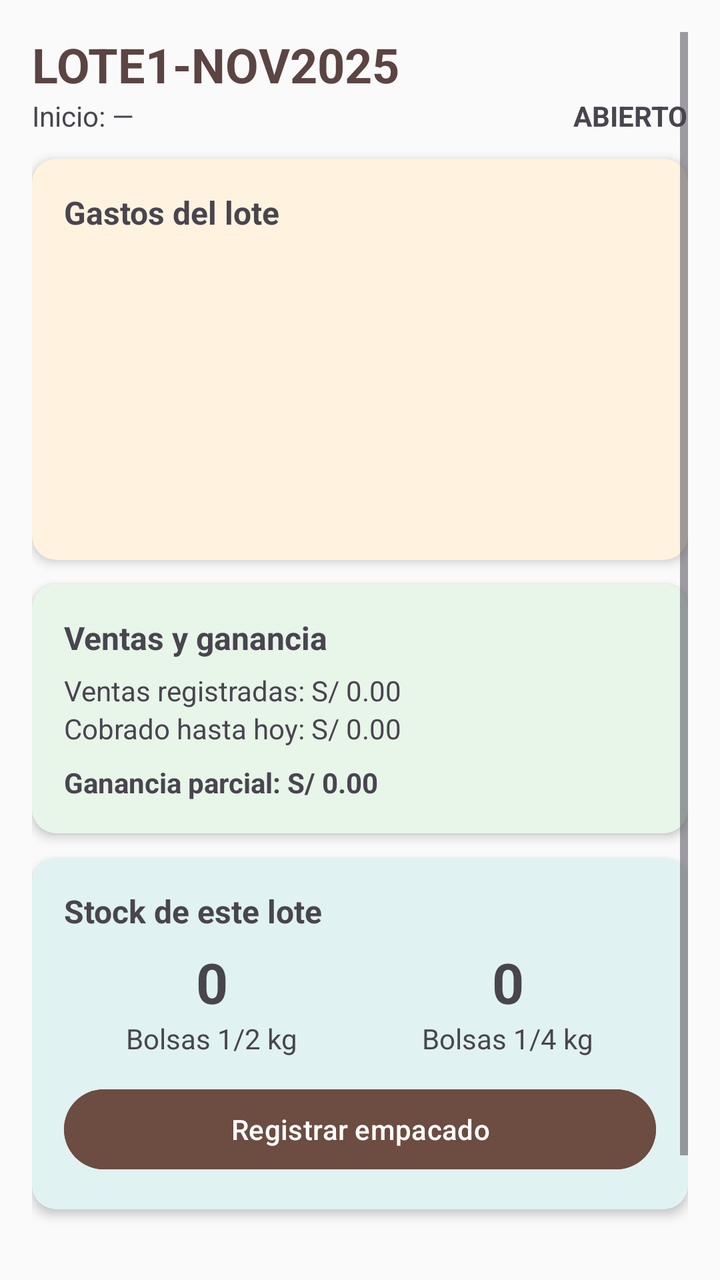
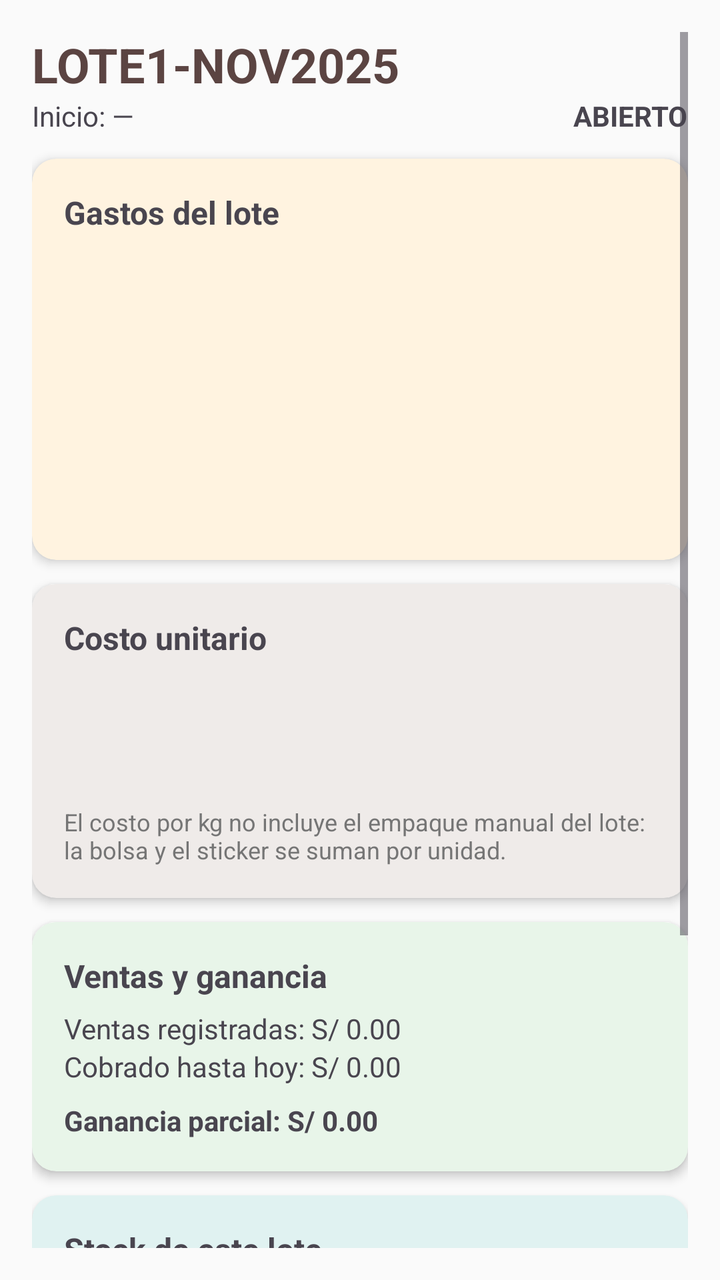

Before-and-after screenshots of an Android layout around one commit, followed by the original layout XML and the change that was made.
<!-- AndroidManifest.xml: application theme Theme.CajaiCafeAdministracion -->
<!-- res/layout/activity_lote_detalle.xml -->
<?xml version="1.0" encoding="utf-8"?>
<ScrollView xmlns:android="http://schemas.android.com/apk/res/android"
    xmlns:card_view="http://schemas.android.com/apk/res-auto"
    android:layout_width="match_parent"
    android:layout_height="match_parent"
    android:background="#FAFAFA"
    android:padding="16dp">

    <LinearLayout
        android:orientation="vertical"
        android:layout_width="match_parent"
        android:layout_height="wrap_content">

        <TextView android:id="@+id/tvDetCodigo" android:text="LOTE1-NOV2025" android:textSize="24sp" android:textStyle="bold" android:textColor="@color/cafeOscuro" android:layout_width="match_parent" android:layout_height="wrap_content" />
        <LinearLayout android:orientation="horizontal" android:layout_width="match_parent" android:layout_height="wrap_content" android:layout_marginBottom="12dp">
            <TextView android:id="@+id/tvDetFecha" android:text="Inicio: —" android:layout_width="0dp" android:layout_weight="1" android:layout_height="wrap_content" />
            <TextView android:id="@+id/tvDetEstado" android:text="ABIERTO" android:textStyle="bold" android:layout_width="wrap_content" android:layout_height="wrap_content" />
        </LinearLayout>

        
        <androidx.cardview.widget.CardView
            android:layout_width="match_parent" android:layout_height="wrap_content"
            android:layout_marginBottom="12dp" android:backgroundTint="#FFF3E0"
            card_view:cardCornerRadius="12dp" card_view:cardElevation="3dp">
            <LinearLayout android:orientation="vertical" android:padding="16dp" android:layout_width="match_parent" android:layout_height="wrap_content">
                <TextView android:text="Gastos del lote" android:textStyle="bold" android:textSize="16sp" android:layout_marginBottom="6dp" android:layout_width="wrap_content" android:layout_height="wrap_content" />
                <TextView android:id="@+id/tvDetPergamino" android:text="" android:layout_width="wrap_content" android:layout_height="wrap_content" />
                <TextView android:id="@+id/tvDetPilado" android:text="" android:layout_width="wrap_content" android:layout_height="wrap_content" />
                <TextView android:id="@+id/tvDetTostado" android:text="" android:layout_width="wrap_content" android:layout_height="wrap_content" />
                <TextView android:id="@+id/tvDetFlete" android:text="" android:layout_width="wrap_content" android:layout_height="wrap_content" />
                <TextView android:id="@+id/tvDetElectricidad" android:text="" android:layout_width="wrap_content" android:layout_height="wrap_content" />
                <TextView android:id="@+id/tvDetEmpaque" android:text="" android:layout_width="wrap_content" android:layout_height="wrap_content" />
                <TextView android:id="@+id/tvDetTotalGastos" android:text="" android:textStyle="bold" android:layout_marginTop="8dp" android:layout_width="wrap_content" android:layout_height="wrap_content" />
            </LinearLayout>
        </androidx.cardview.widget.CardView>

        
        <androidx.cardview.widget.CardView
            android:layout_width="match_parent" android:layout_height="wrap_content"
            android:layout_marginBottom="12dp" android:backgroundTint="#E8F5E9"
            card_view:cardCornerRadius="12dp" card_view:cardElevation="3dp">
            <LinearLayout android:orientation="vertical" android:padding="16dp" android:layout_width="match_parent" android:layout_height="wrap_content">
                <TextView android:text="Ventas y ganancia" android:textStyle="bold" android:textSize="16sp" android:layout_marginBottom="6dp" android:layout_width="wrap_content" android:layout_height="wrap_content" />
                <TextView android:id="@+id/tvDetVentaBruta" android:text="Ventas registradas: S/ 0.00" android:layout_width="wrap_content" android:layout_height="wrap_content" />
                <TextView android:id="@+id/tvDetCobrado" android:text="Cobrado hasta hoy: S/ 0.00" android:layout_width="wrap_content" android:layout_height="wrap_content" />
                <TextView android:id="@+id/tvDetGanancia" android:text="Ganancia parcial: S/ 0.00" android:textStyle="bold" android:layout_marginTop="8dp" android:layout_width="wrap_content" android:layout_height="wrap_content" />
            </LinearLayout>
        </androidx.cardview.widget.CardView>

        
        <androidx.cardview.widget.CardView
            android:layout_width="match_parent" android:layout_height="wrap_content"
            android:layout_marginBottom="12dp" android:backgroundTint="#E0F2F1"
            card_view:cardCornerRadius="12dp" card_view:cardElevation="3dp">
            <LinearLayout android:orientation="vertical" android:padding="16dp" android:layout_width="match_parent" android:layout_height="wrap_content">
                <TextView android:text="Stock de este lote" android:textStyle="bold" android:textSize="16sp" android:layout_marginBottom="6dp" android:layout_width="wrap_content" android:layout_height="wrap_content" />
                <LinearLayout android:orientation="horizontal" android:weightSum="2" android:layout_width="match_parent" android:layout_height="wrap_content">
                    <LinearLayout android:orientation="vertical" android:gravity="center" android:layout_width="0dp" android:layout_weight="1" android:layout_height="wrap_content">
                        <TextView android:id="@+id/tvDetStock12" android:text="0" android:textSize="28sp" android:textStyle="bold" android:layout_width="wrap_content" android:layout_height="wrap_content" />
                        <TextView android:text="Bolsas 1/2 kg" android:layout_width="wrap_content" android:layout_height="wrap_content" />
                    </LinearLayout>
                    <LinearLayout android:orientation="vertical" android:gravity="center" android:layout_width="0dp" android:layout_weight="1" android:layout_height="wrap_content">
                        <TextView android:id="@+id/tvDetStock14" android:text="0" android:textSize="28sp" android:textStyle="bold" android:layout_width="wrap_content" android:layout_height="wrap_content" />
                        <TextView android:text="Bolsas 1/4 kg" android:layout_width="wrap_content" android:layout_height="wrap_content" />
                    </LinearLayout>
                </LinearLayout>
                <Button
                    android:id="@+id/btnRegistrarEmpacado"
                    android:layout_width="match_parent" android:layout_height="wrap_content"
                    android:layout_marginTop="12dp"
                    android:backgroundTint="@color/cafeMedio" android:textColor="#FFFFFF"
                    android:text="Registrar empacado" />
            </LinearLayout>
        </androidx.cardview.widget.CardView>

        <Button
            android:id="@+id/btnCerrarLote"
            android:layout_width="match_parent" android:layout_height="wrap_content"
            android:layout_marginTop="4dp" android:layout_marginBottom="24dp"
            android:backgroundTint="@color/estadoPendiente" android:textColor="#FFFFFF"
            android:text="Cerrar lote" />

    </LinearLayout>
</ScrollView>
<!-- resources referenced by this layout -->
<resources>
  <color name="cafeMedio">#6D4C41</color>
  <color name="cafeOscuro">#5B4442</color>
  <color name="estadoPendiente">#F44336</color>
  <style name="Theme.CajaiCafeAdministracion" parent="Base.Theme.CajaiCafeAdministracion" />
  <style name="Base.Theme.CajaiCafeAdministracion" parent="Theme.Material3.DayNight.NoActionBar">
          
          
      </style>
</resources>

<!-- the commit's change to res/layout/activity_lote_detalle.xml (unified diff, before → after) -->
@@ -31,6 +31,20 @@
                 <TextView android:id="@+id/tvDetElectricidad" android:text="" android:layout_width="wrap_content" android:layout_height="wrap_content" />
                 <TextView android:id="@+id/tvDetEmpaque" android:text="" android:layout_width="wrap_content" android:layout_height="wrap_content" />
                 <TextView android:id="@+id/tvDetTotalGastos" android:text="" android:textStyle="bold" android:layout_marginTop="8dp" android:layout_width="wrap_content" android:layout_height="wrap_content" />
+            </LinearLayout>
+        </androidx.cardview.widget.CardView>
+
+        
+        <androidx.cardview.widget.CardView
+            android:layout_width="match_parent" android:layout_height="wrap_content"
+            android:layout_marginBottom="12dp" android:backgroundTint="#EFEBE9"
+            card_view:cardCornerRadius="12dp" card_view:cardElevation="3dp">
+            <LinearLayout android:orientation="vertical" android:padding="16dp" android:layout_width="match_parent" android:layout_height="wrap_content">
+                <TextView android:text="Costo unitario" android:textStyle="bold" android:textSize="16sp" android:layout_marginBottom="6dp" android:layout_width="wrap_content" android:layout_height="wrap_content" />
+                <TextView android:id="@+id/tvDetCostoKg" android:text="" android:textStyle="bold" android:layout_width="wrap_content" android:layout_height="wrap_content" />
+                <TextView android:id="@+id/tvDetCostoBolsa12" android:text="" android:layout_marginTop="4dp" android:layout_width="wrap_content" android:layout_height="wrap_content" />
+                <TextView android:id="@+id/tvDetCostoBolsa14" android:text="" android:layout_width="wrap_content" android:layout_height="wrap_content" />
+                <TextView android:text="El costo por kg no incluye el empaque manual del lote: la bolsa y el sticker se suman por unidad." android:textSize="12sp" android:textColor="#757575" android:layout_marginTop="6dp" android:layout_width="wrap_content" android:layout_height="wrap_content" />
             </LinearLayout>
         </androidx.cardview.widget.CardView>
 
